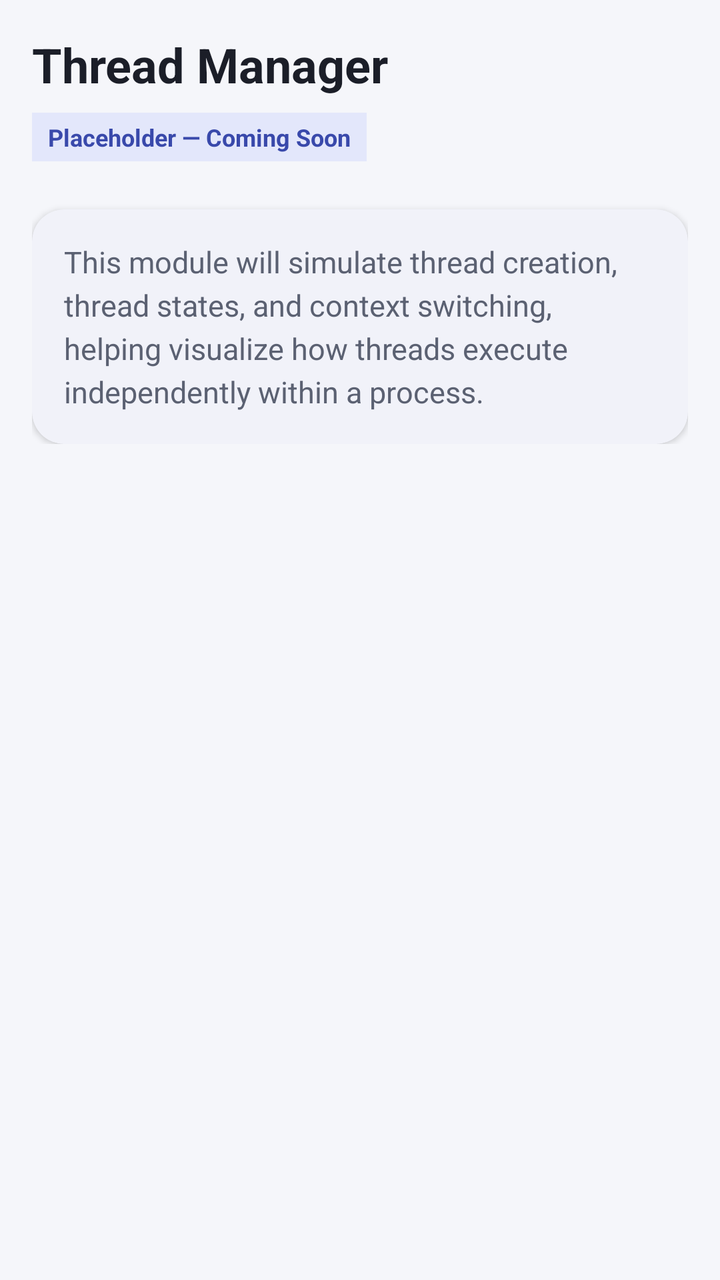
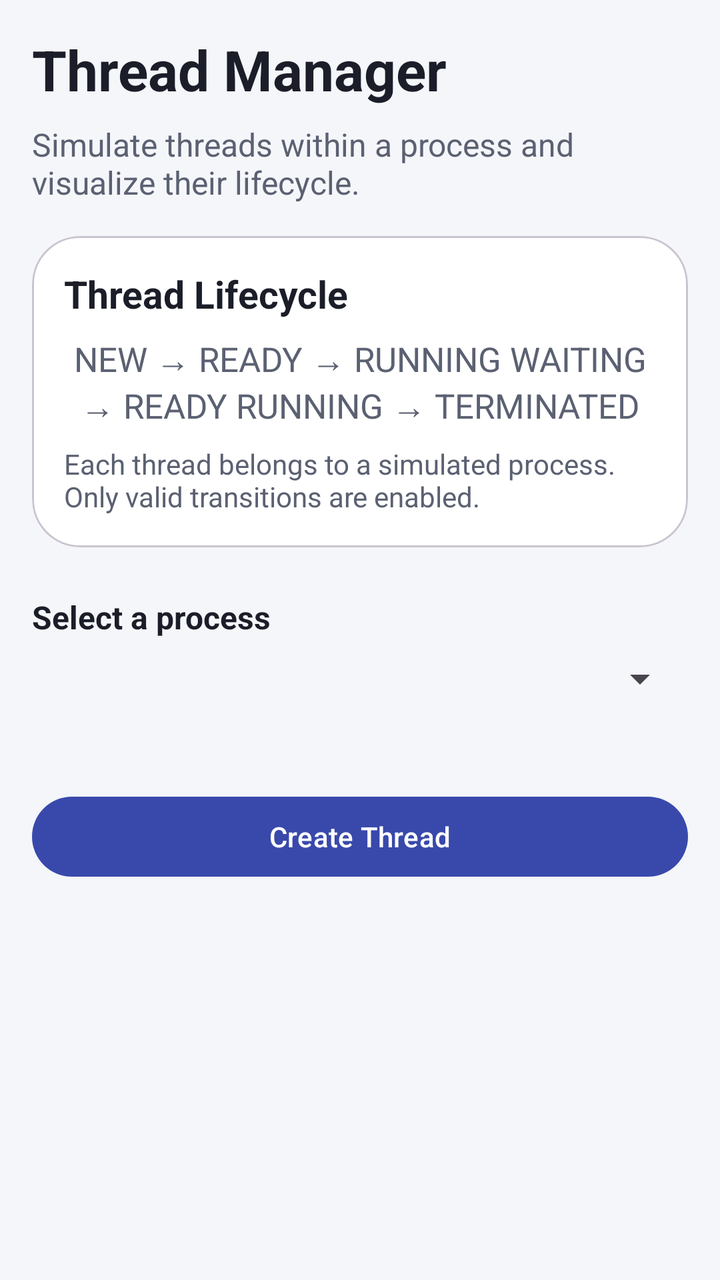

The first picture is an Android layout as it rendered before a commit; the second is the same layout after the commit. The layout source and the unified diff follow.
<!-- AndroidManifest.xml: application theme Theme.MiniKernel -->
<!-- res/layout/fragment_thread.xml -->
<?xml version="1.0" encoding="utf-8"?>
<ScrollView xmlns:android="http://schemas.android.com/apk/res/android"
    xmlns:app="http://schemas.android.com/apk/res-auto"
    android:layout_width="match_parent"
    android:layout_height="match_parent"
    android:background="?attr/android:colorBackground">

    <LinearLayout
        android:layout_width="match_parent"
        android:layout_height="wrap_content"
        android:orientation="vertical"
        android:padding="@dimen/spacing_md">

        <TextView
            android:layout_width="wrap_content"
            android:layout_height="wrap_content"
            android:text="@string/module_thread_title"
            android:textColor="?attr/colorOnSurface"
            android:textSize="24sp"
            android:textStyle="bold" />

        <TextView
            android:layout_width="wrap_content"
            android:layout_height="wrap_content"
            android:layout_marginTop="@dimen/spacing_sm"
            android:background="@color/mk_badge_bg"
            android:paddingStart="@dimen/spacing_sm"
            android:paddingEnd="@dimen/spacing_sm"
            android:paddingTop="4dp"
            android:paddingBottom="4dp"
            android:text="@string/status_badge_placeholder"
            android:textColor="@color/mk_badge_text"
            android:textSize="12sp"
            android:textStyle="bold" />

        <com.google.android.material.card.MaterialCardView
            android:layout_width="match_parent"
            android:layout_height="wrap_content"
            android:layout_marginTop="@dimen/spacing_lg"
            app:cardCornerRadius="@dimen/card_corner_radius"
            app:cardElevation="@dimen/card_elevation"
            app:cardBackgroundColor="?attr/colorSurface"
            app:strokeWidth="0dp">

            <TextView
                android:layout_width="match_parent"
                android:layout_height="wrap_content"
                android:padding="@dimen/spacing_md"
                android:text="@string/module_thread_detail"
                android:textColor="@color/mk_text_secondary"
                android:textSize="15sp"
                android:lineSpacingExtra="4dp" />

        </com.google.android.material.card.MaterialCardView>

    </LinearLayout>

</ScrollView>
<!-- resources referenced by this layout -->
<resources>
  <color name="mk_badge_bg">#E3E7FB</color>
  <color name="mk_badge_text">#3949AB</color>
  <color name="mk_text_secondary">#5B6172</color>
  <dimen name="card_corner_radius">16dp</dimen>
  <dimen name="card_elevation">2dp</dimen>
  <dimen name="spacing_lg">24dp</dimen>
  <dimen name="spacing_md">16dp</dimen>
  <dimen name="spacing_sm">8dp</dimen>
  <string name="module_thread_detail">This module will simulate thread creation, thread states, and context switching, helping visualize how threads execute independently within a process.</string>
  <string name="module_thread_title">Thread Manager</string>
  <string name="status_badge_placeholder">Placeholder — Coming Soon</string>
  <style name="Theme.MiniKernel" parent="Theme.Material3.DayNight.NoActionBar">
          <item name="colorPrimary">@color/mk_primary</item>
          <item name="colorPrimaryVariant">@color/mk_primary_dark</item>
          <item name="colorOnPrimary">@color/mk_on_primary</item>
  
          <item name="colorSecondary">@color/mk_secondary</item>
          <item name="colorOnSecondary">@color/mk_on_primary</item>
  
          <item name="android:colorBackground">@color/mk_background</item>
          <item name="colorSurface">@color/mk_surface</item>
          <item name="colorOnSurface">@color/mk_text_primary</item>
  
          <item name="android:statusBarColor">@color/mk_primary</item>
          <item name="android:windowLightStatusBar" tools:targetApi="m">false</item>
      </style>
  <color name="mk_primary">#3949AB</color>
  <color name="mk_primary_dark">#26308F</color>
  <color name="mk_on_primary">#FFFFFF</color>
  <color name="mk_secondary">#00ACC1</color>
  <color name="mk_background">#F5F6FA</color>
  <color name="mk_surface">#FFFFFF</color>
  <color name="mk_text_primary">#1B1E28</color>
</resources>

<!-- the commit's change to res/layout/fragment_thread.xml (unified diff, before → after) -->
@@ -3,7 +3,7 @@
     xmlns:app="http://schemas.android.com/apk/res-auto"
     android:layout_width="match_parent"
     android:layout_height="match_parent"
-    android:background="?attr/android:colorBackground">
+    android:fillViewport="true">
 
     <LinearLayout
         android:layout_width="match_parent"
@@ -12,47 +12,117 @@
         android:padding="@dimen/spacing_md">
 
         <TextView
-            android:layout_width="wrap_content"
+            android:layout_width="match_parent"
             android:layout_height="wrap_content"
-            android:text="@string/module_thread_title"
+            android:text="@string/thread_manager_title"
             android:textColor="?attr/colorOnSurface"
-            android:textSize="24sp"
+            android:textSize="28sp"
             android:textStyle="bold" />
 
         <TextView
-            android:layout_width="wrap_content"
+            android:layout_width="match_parent"
             android:layout_height="wrap_content"
             android:layout_marginTop="@dimen/spacing_sm"
-            android:background="@color/mk_badge_bg"
-            android:paddingStart="@dimen/spacing_sm"
-            android:paddingEnd="@dimen/spacing_sm"
-            android:paddingTop="4dp"
-            android:paddingBottom="4dp"
-            android:text="@string/status_badge_placeholder"
-            android:textColor="@color/mk_badge_text"
-            android:textSize="12sp"
-            android:textStyle="bold" />
+            android:text="@string/thread_manager_subtitle"
+            android:textColor="@color/mk_text_secondary"
+            android:textSize="16sp" />
 
         <com.google.android.material.card.MaterialCardView
             android:layout_width="match_parent"
             android:layout_height="wrap_content"
-            android:layout_marginTop="@dimen/spacing_lg"
-            app:cardCornerRadius="@dimen/card_corner_radius"
-            app:cardElevation="@dimen/card_elevation"
-            app:cardBackgroundColor="?attr/colorSurface"
-            app:strokeWidth="0dp">
+            android:layout_marginTop="@dimen/spacing_md"
+            app:cardCornerRadius="24dp"
+            app:cardElevation="0dp">
 
-            <TextView
+            <LinearLayout
                 android:layout_width="match_parent"
                 android:layout_height="wrap_content"
-                android:padding="@dimen/spacing_md"
-                android:text="@string/module_thread_detail"
-                android:textColor="@color/mk_text_secondary"
-                android:textSize="15sp"
-                android:lineSpacingExtra="4dp" />
+                android:orientation="vertical"
+                android:padding="@dimen/spacing_md">
 
+                <TextView
+                    android:layout_width="match_parent"
+                    android:layout_height="wrap_content"
+                    android:text="@string/thread_lifecycle_title"
+                    android:textColor="?attr/colorOnSurface"
+                    android:textSize="19sp"
+                    android:textStyle="bold" />
+
+                <TextView
+                    android:layout_width="match_parent"
+                    android:layout_height="wrap_content"
+                    android:layout_marginTop="@dimen/spacing_sm"
+                    android:gravity="center"
+                    android:text="@string/thread_lifecycle_flow"
+                    android:textColor="@color/mk_text_secondary"
+                    android:textSize="17sp" />
+
+                <TextView
+                    android:layout_width="match_parent"
+                    android:layout_height="wrap_content"
+                    android:layout_marginTop="@dimen/spacing_sm"
+                    android:text="@string/thread_lifecycle_note"
+                    android:textColor="@color/mk_text_secondary"
+                    android:textSize="14sp" />
+            </LinearLayout>
         </com.google.android.material.card.MaterialCardView>
 
+        <TextView
+            android:layout_width="match_parent"
+            android:layout_height="wrap_content"
+            android:layout_marginTop="@dimen/spacing_lg"
+            android:text="@string/thread_select_process"
+            android:textColor="?attr/colorOnSurface"
+            android:textSize="16sp"
+            android:textStyle="bold" />
+
+        <Spinner
+            android:id="@+id/spinner_thread_process"
+            android:layout_width="match_parent"
+            android:layout_height="wrap_content"
+            android:layout_marginTop="@dimen/spacing_sm" />
+
+        <TextView
+            android:id="@+id/text_selected_process"
+            android:layout_width="match_parent"
+            android:layout_height="wrap_content"
+            android:layout_marginTop="@dimen/spacing_sm"
+            android:textColor="@color/mk_text_secondary"
+            android:textSize="14sp" />
+
+        <com.google.android.material.button.MaterialButton
+            android:id="@+id/button_create_thread"
+            android:layout_width="match_parent"
+            android:layout_height="wrap_content"
+            android:layout_marginTop="@dimen/spacing_md"
+            android:text="@string/create_thread"
+            android:textAllCaps="false" />
+
+        <TextView
+            android:id="@+id/text_thread_count"
+            android:layout_width="match_parent"
+            android:layout_height="wrap_content"
+            android:layout_marginTop="@dimen/spacing_lg"
+            android:textColor="?attr/colorOnSurface"
+            android:textSize="20sp"
+            android:textStyle="bold" />
+
+        <TextView
+            android:id="@+id/text_thread_empty"
+            android:layout_width="match_parent"
+            android:layout_height="wrap_content"
+            android:layout_marginTop="@dimen/spacing_sm"
+            android:gravity="center"
+            android:padding="@dimen/spacing_md"
+            android:textColor="@color/mk_text_secondary"
+            android:textSize="15sp" />
+
+        <androidx.recyclerview.widget.RecyclerView
+            android:id="@+id/recycler_threads"
+            android:layout_width="match_parent"
+            android:layout_height="wrap_content"
+            android:nestedScrollingEnabled="false"
+            android:layout_marginTop="@dimen/spacing_sm" />
+
     </LinearLayout>
-
 </ScrollView>
<!-- resource entries referenced after the edit -->
@@ -1,16 +1,18 @@
 <!-- resources referenced by this layout -->
 <resources>
-  <color name="mk_badge_bg">#E3E7FB</color>
-  <color name="mk_badge_text">#3949AB</color>
   <color name="mk_text_secondary">#5B6172</color>
-  <dimen name="card_corner_radius">16dp</dimen>
-  <dimen name="card_elevation">2dp</dimen>
   <dimen name="spacing_lg">24dp</dimen>
   <dimen name="spacing_md">16dp</dimen>
   <dimen name="spacing_sm">8dp</dimen>
-  <string name="module_thread_detail">This module will simulate thread creation, thread states, and context switching, helping visualize how threads execute independently within a process.</string>
-  <string name="module_thread_title">Thread Manager</string>
-  <string name="status_badge_placeholder">Placeholder — Coming Soon</string>
+  <string name="create_thread">Create Thread</string>
+  <string name="thread_lifecycle_flow">NEW → READY → RUNNING
+  WAITING → READY
+  RUNNING → TERMINATED</string>
+  <string name="thread_lifecycle_note">Each thread belongs to a simulated process. Only valid transitions are enabled.</string>
+  <string name="thread_lifecycle_title">Thread Lifecycle</string>
+  <string name="thread_manager_subtitle">Simulate threads within a process and visualize their lifecycle.</string>
+  <string name="thread_manager_title">Thread Manager</string>
+  <string name="thread_select_process">Select a process</string>
   <style name="Theme.MiniKernel" parent="Theme.Material3.DayNight.NoActionBar">
           <item name="colorPrimary">@color/mk_primary</item>
           <item name="colorPrimaryVariant">@color/mk_primary_dark</item>
